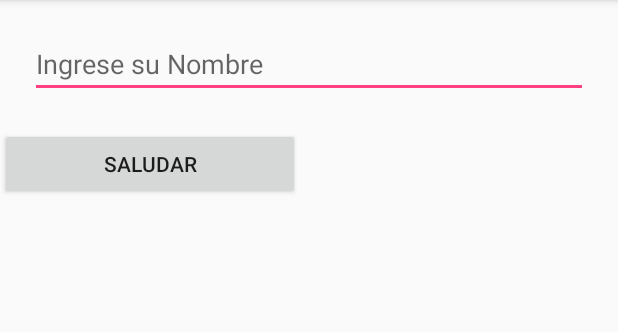
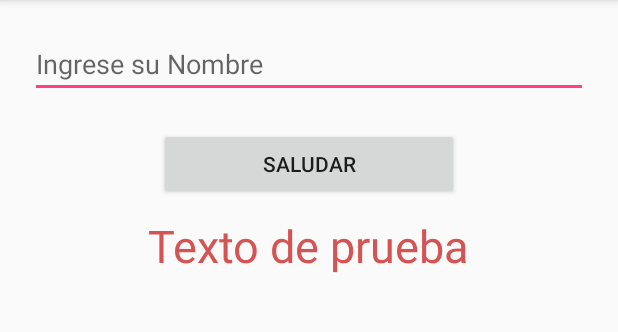
Before and after one commit to jocode/android-remind, an Android app: the screen it shows after launch (MainActivity), on a phone screen of 412 x 824 dp, the part 84-416 px from its top. Run offline under Robolectric (Android 15) with nearby library versions, the phone set to English and light mode, and no system bars.

Commit message:
Evento setOnClickListener
El evento setOnClickListener, se usa cuando se dac clic en determinados
elementos de la vista. Lo que hace este evento es estar pendiente cuando
se de clic sobre un elemento para realizar una acción.

En este caso al dar clic en el botón Saludar, se realiza una acción, que
es tomar el valor de la caja de texto y colocarla en el TextView.

```diff
--- a/5-SetOnClickListener-event/app/src/main/java/com/example/a5_setonclicklistener_event/MainActivity.java
+++ b/5-SetOnClickListener-event/app/src/main/java/com/example/a5_setonclicklistener_event/MainActivity.java
@@ -2,12 +2,31 @@ package com.example.a5_setonclicklistener_event;
 
 import android.support.v7.app.AppCompatActivity;
 import android.os.Bundle;
+import android.view.View;
+import android.widget.Button;
+import android.widget.EditText;
+import android.widget.TextView;
 
 public class MainActivity extends AppCompatActivity {
+
+    EditText etNombre;
+    TextView tvResultado;
+    Button btnSaludar;
 
     @Override
     protected void onCreate(Bundle savedInstanceState) {
         super.onCreate(savedInstanceState);
         setContentView(R.layout.activity_main);
+
+        etNombre = (EditText) findViewById(R.id.etNombre);
+        tvResultado = (TextView) findViewById(R.id.tvResultado);
+        btnSaludar = (Button) findViewById(R.id.btnSaludar);
+
+        btnSaludar.setOnClickListener(new View.OnClickListener() {
+            @Override
+            public void onClick(View v) {
+                tvResultado.setText(etNombre.getText().toString());
+            }
+        });
     }
 }
--- a/5-SetOnClickListener-event/app/src/main/res/layout/activity_main.xml
+++ b/5-SetOnClickListener-event/app/src/main/res/layout/activity_main.xml
@@ -11,9 +11,20 @@
         android:layout_margin="20dp"/>
 
     <Button
-        android:id="@+id/btnSal"
+        android:id="@+id/btnSaludar"
         android:layout_width="200dp"
         android:layout_height="wrap_content"
-        android:text="Saludar"/>
+        android:text="Saludar"
+        android:layout_gravity="center_horizontal"/>
+
+    <TextView
+        android:id="@+id/tvResultado"
+        android:layout_width="wrap_content"
+        android:layout_height="wrap_content"
+        android:textSize="30sp"
+        android:textColor="#d45353"
+        android:text="Texto de prueba"
+        android:layout_marginTop="10dp"
+        android:layout_gravity="center_horizontal"/>
 
 </LinearLayout>
```
